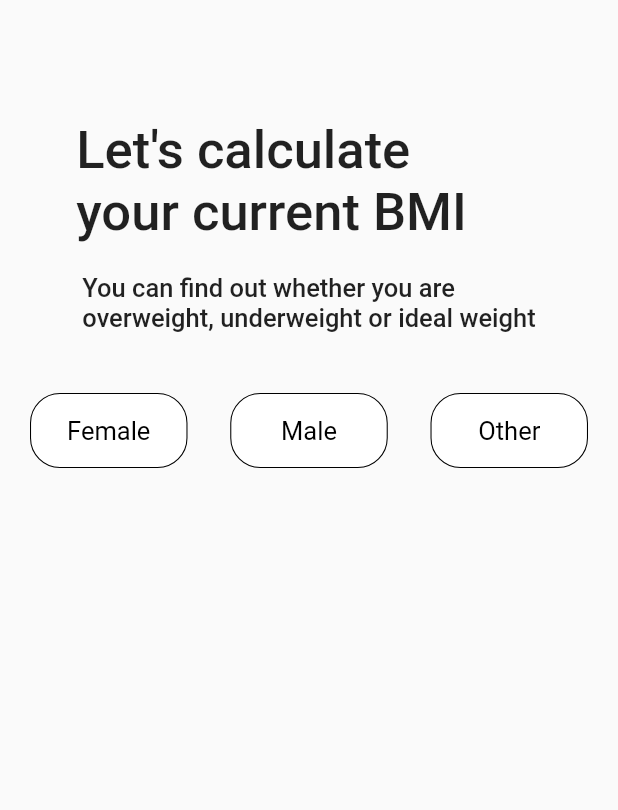
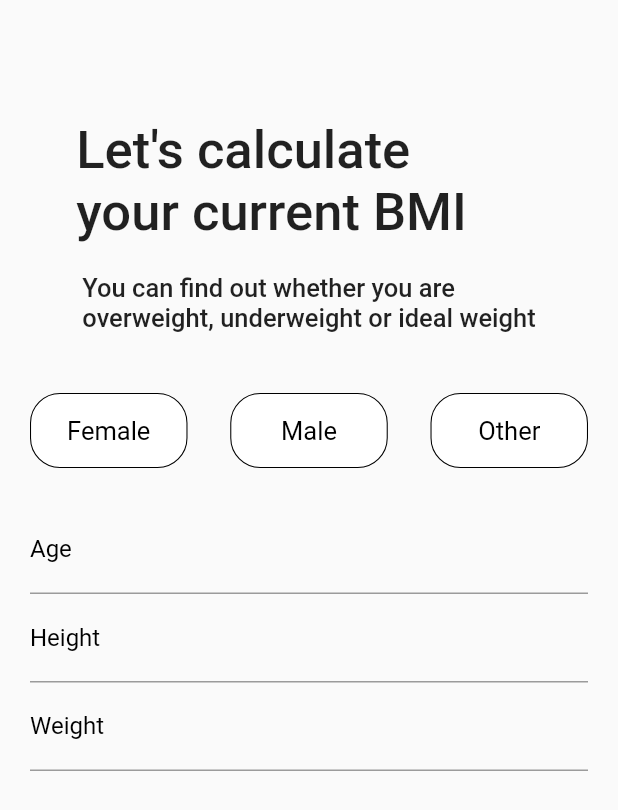
Before and after one commit to oakarakum/bmi_app_group, a Flutter app: the screen it shows after launch, on a phone screen of 412 x 824 dp. Shown: the top 810 px of the screen. Run offline on Flutter 3.47's test engine with Material 2 defaults, Android fonts, the phone set to English and light mode, and no system bars.

Commit message:
TextFormField'lar yapıldı.

```diff
--- a/lib/first_screen.dart
+++ b/lib/first_screen.dart
@@ -1,4 +1,5 @@
 import 'package:flutter/material.dart';
+import 'package:flutter/services.dart';
 import 'package:flutter/src/widgets/container.dart';
 import 'package:flutter/src/widgets/framework.dart';
 
@@ -20,6 +21,12 @@ class _FirstScreenState extends State<FirstScreen> {
   final Color textRenk1= Colors.white;
   final Color textRenk2= Colors.black;
  // int gender_index = 0;
+ double weight = 0;
+  double height = 0;
+  int age = 0;
+  bool agecont = true;
+  bool heightcont = true;
+  bool weightcont = true;
   @override
   Widget build(BuildContext context) {
     return Scaffold(
@@ -67,7 +74,113 @@ class _FirstScreenState extends State<FirstScreen> {
                   });
                 }), indexx == cinsiyet.other ? textRenk1 : textRenk2,),
               ],
-            )
+            ),
+            SizedBox(
+              height: 25,
+            ),
+            TextFormField(
+              onChanged: ((value) {
+                age = int.parse(value);
+              }),
+              inputFormatters: [
+                FilteringTextInputFormatter.digitsOnly,
+                LengthLimitingTextInputFormatter(3),
+              ],
+              keyboardType: TextInputType.number,
+              validator: (age) {
+                    if (age!.isEmpty) {
+                      agecont == false;
+                      return 'Age section cannot be empty';
+                    } else if (int.parse(age) < 1) {
+                      agecont == false;
+                      return 'Age section cannot be lower than 1';
+                    } else if (int.parse(age) > 120) {
+                      agecont == false;
+                      return 'Age section cannot be higher than 120';
+                    } else {
+                      return null;
+                    }
+                  },
+                  decoration: InputDecoration(
+                    floatingLabelBehavior: FloatingLabelBehavior.auto,
+                    labelText: "Age",
+                    labelStyle: TextStyle(color: Colors.black, fontSize: 16,),
+                    hintText: "Age",
+                    hintStyle: TextStyle(color: Color.fromARGB(255, 112, 109, 109),fontSize: 16,),
+                  ),
+            ),
+            TextFormField(
+                  onChanged: (value) {
+                    height = double.parse(value);
+                  },
+                  inputFormatters: [
+
+                    FilteringTextInputFormatter.digitsOnly,
+                    LengthLimitingTextInputFormatter(3),
+                  ],
+                  validator: (height) {
+                    if (height!.isEmpty) {
+                      heightcont == false;
+                      return 'Height section cannot be empty';
+                    } else if (int.parse(height) < 50) {
+                      heightcont == false;
+                      return 'Height section cannot be lower than 50';
+                    } else if (int.parse(height) > 220) {
+                      heightcont == false;
+                      return 'Height section cannot be higher than 220';
+                    } else {
+                      return null;
+                    }
+                  },
+                  keyboardType: TextInputType.number,
+                  decoration: InputDecoration(
+                      floatingLabelBehavior: FloatingLabelBehavior.auto,
+                      labelText: "Height",
+                      labelStyle: TextStyle(color: Colors.black, fontSize: 16),
+                      suffixText: "cm",
+                      suffixStyle:
+                          TextStyle(color: Color.fromARGB(255, 112, 109, 109)),
+                      hintText: "Height",
+                      hintStyle: TextStyle(
+                          color: Color.fromARGB(255, 112, 109, 109),
+                          fontSize: 16)),
+                ),
+                TextFormField(
+                  onChanged: (value) {
+                    weight = double.parse(value);
+                  },
+                  keyboardType: TextInputType.number,
+                  inputFormatters: [
+
+                    FilteringTextInputFormatter.digitsOnly,
+                    LengthLimitingTextInputFormatter(3),
+                  ],
+                  validator: (weight) {
+                    if (weight!.isEmpty) {
+                      heightcont == false;
+                      return 'Weight section cannot be empty';
+                    } else if (int.parse(weight) < 3) {
+                      heightcont == false;
+                      return 'Weight section cannot be lower than 3';
+                    } else if (int.parse(weight) > 300) {
+                      heightcont == false;
+                      return 'Weight section cannot be higher than 300';
+                    } else {
+                      return null;
+                    }
+                  },
+                  decoration: InputDecoration(
+                      floatingLabelBehavior: FloatingLabelBehavior.never,
+                      labelText: "Weight",
+                      labelStyle: TextStyle(color: Colors.black, fontSize: 16),
+                      suffixText: "kg",
+                      suffixStyle:
+                          TextStyle(color: Color.fromARGB(255, 112, 109, 109)),
+                      hintText: "Weight",
+                      hintStyle: TextStyle(
+                          color: Color.fromARGB(255, 112, 109, 109),
+                          fontSize: 16)),
+                ),
           ],
         ),
       ),
```
